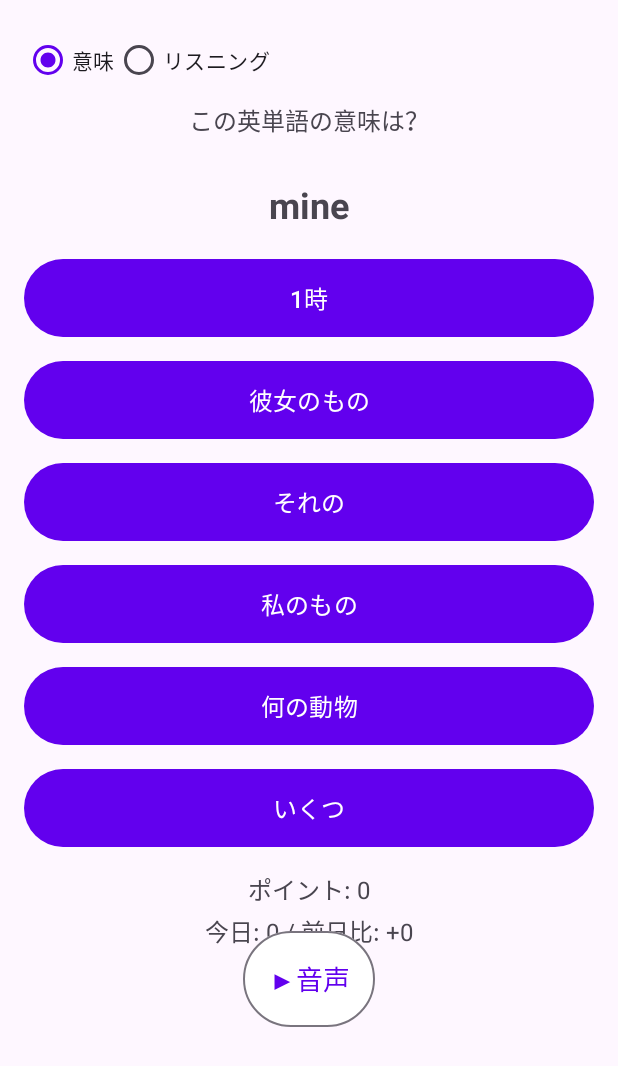
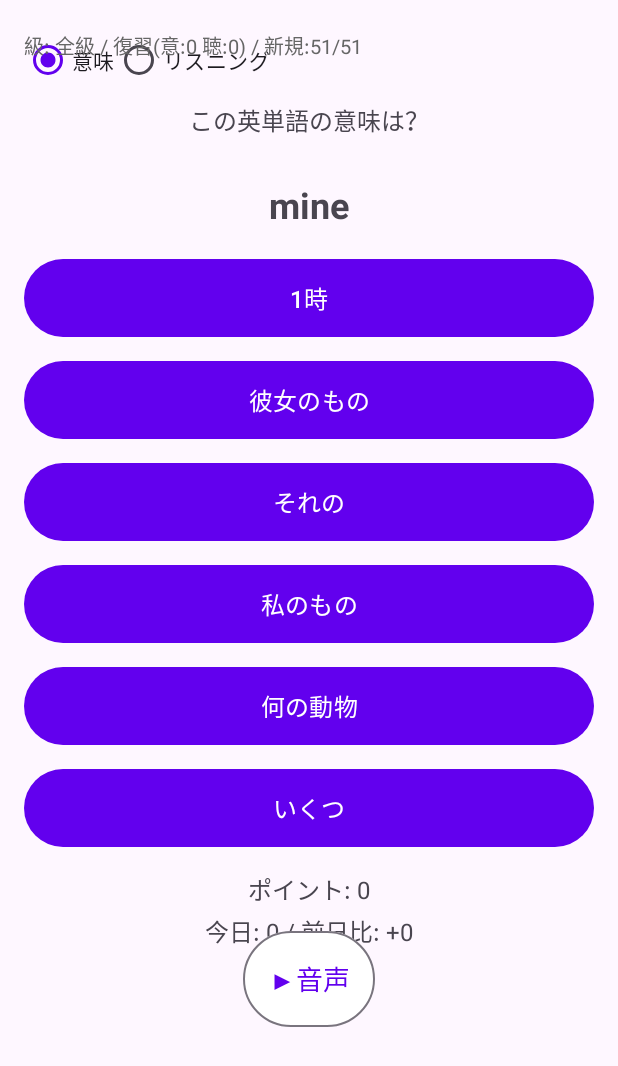
Before and after one commit to satoshimatsui2-cpu/StudyLockApp, an Android app built with Jetpack Compose: the LearningActivity screen opened directly, with no data from a screen before it, on a phone screen of 412 x 824 dp. Shown: the top 1066 px of the screen. Run offline under Robolectric (Android 15) with nearby library versions, the phone set to English and light mode, and no system bars; our stand-ins replace Room's generated code.

Commit message:
学習画面に進捗状況を表示

```diff
--- a/app/src/main/java/com/example/studylockapp/LearningActivity.kt
+++ b/app/src/main/java/com/example/studylockapp/LearningActivity.kt
@@ -78,6 +78,7 @@ class LearningActivity : AppCompatActivity(), TextToSpeech.OnInitListener {
     private lateinit var textQuestionBody: TextView
     private lateinit var textPoints: TextView
     private lateinit var textPointStats: TextView
+    private lateinit var textStudyStats: TextView
     private lateinit var textFeedback: TextView // 互換のため残す（基本使わない）
     private lateinit var radioGroup: RadioGroup
     private lateinit var radioMeaning: RadioButton
@@ -99,6 +100,7 @@ class LearningActivity : AppCompatActivity(), TextToSpeech.OnInitListener {
         textQuestionBody = findViewById(R.id.text_question_body)
         textPoints = findViewById(R.id.text_points)
         textPointStats = findViewById(R.id.text_point_stats)
+        textStudyStats = findViewById(R.id.text_study_stats)
         textFeedback = findViewById(R.id.text_feedback)
         radioGroup = findViewById(R.id.radio_group_mode)
         radioMeaning = findViewById(R.id.radio_meaning)
@@ -138,6 +140,7 @@ class LearningActivity : AppCompatActivity(), TextToSpeech.OnInitListener {
 
         radioGroup.setOnCheckedChangeListener { _, checkedId ->
             currentMode = if (checkedId == radioMeaning.id) "meaning" else "listening"
+            updateStudyStatsView()
             loadNextQuestion()
         }
 
@@ -299,7 +302,46 @@ class LearningActivity : AppCompatActivity(), TextToSpeech.OnInitListener {
             val db = AppDatabase.getInstance(this@LearningActivity)
             val words = db.wordDao().getAll()
             allWords = if (gradeFilter == "All") words else words.filter { it.grade == gradeFilter }
+            updateStudyStatsView()
             loadNextQuestion()
+        }
+    }
+    private fun updateStudyStatsView() {
+        lifecycleScope.launch {
+            // allWords は gradeFilter 済みのリスト（loadAllWordsThenQuestionで作っている前提）
+            val total = allWords.size
+            val gradeText = if (gradeFilter == "All") "全級" else gradeFilter
+
+            if (total == 0) {
+                textStudyStats.text = "級: $gradeText / 復習(意:0 聴:0) / 新規:0/0"
+                return@launch
+            }
+
+            val db = AppDatabase.getInstance(this@LearningActivity)
+            val progressDao = db.wordProgressDao()
+            val nowSec = nowEpochSec()
+
+            // grade内の wordId セット
+            val wordIdSet: Set<Int> = allWords.map { it.no }.toSet()
+
+            // 復習数（Due<=Now）：meaning / listening を両方数える
+            val dueMeaningCount = progressDao
+                .getDueWordIdsOrdered("meaning", nowSec)
+                .count { it in wordIdSet }
+
+            val dueListeningCount = progressDao
+                .getDueWordIdsOrdered("listening", nowSec)
+                .count { it in wordIdSet }
+
+            // 未着手数：meaning と listening の progress が「どちらも無い」もの
+            val progressedMeaning = progressDao.getProgressIds("meaning").toSet()
+            val progressedListening = progressDao.getProgressIds("listening").toSet()
+            val startedUnion = progressedMeaning union progressedListening
+
+            val untouchedCount = wordIdSet.count { it !in startedUnion }
+
+            textStudyStats.text =
+                "級: $gradeText / 復習(意:$dueMeaningCount 聴:$dueListeningCount) / 新規:$untouchedCount/$total"
         }
     }
 
@@ -490,7 +532,7 @@ class LearningActivity : AppCompatActivity(), TextToSpeech.OnInitListener {
                 lastAnsweredAt = System.currentTimeMillis()
             )
             progressDao.upsert(updated)
-
+            updateStudyStatsView()   // ★追加：復習数/新規数を更新
             showFeedbackSnackbar(isCorrect, addPoint)
 
             Log.d(
--- a/app/src/main/res/layout/activity_learning.xml
+++ b/app/src/main/res/layout/activity_learning.xml
@@ -29,6 +29,7 @@
             android:text="リスニング"/>
     </RadioGroup>
 
+
     <!-- 問題タイトル（小さめ・センター） -->
     <TextView
         android:id="@+id/text_question_title"
@@ -41,6 +42,14 @@
         app:layout_constraintTop_toBottomOf="@id/radio_group_mode"
         app:layout_constraintStart_toStartOf="parent"
         app:layout_constraintEnd_toEndOf="parent"/>
+    <TextView
+        android:id="@+id/text_study_stats"
+        android:layout_width="match_parent"
+        android:layout_height="wrap_content"
+        android:textSize="13sp"
+        android:textColor="#666666"
+        android:paddingTop="4dp"
+        android:text="級: - / 復習(意:0 聴:0) / 新規:0/0" />
 
     <!-- 単語/日本語（大きめ・センター、上下マージンを倍） -->
     <TextView
```
